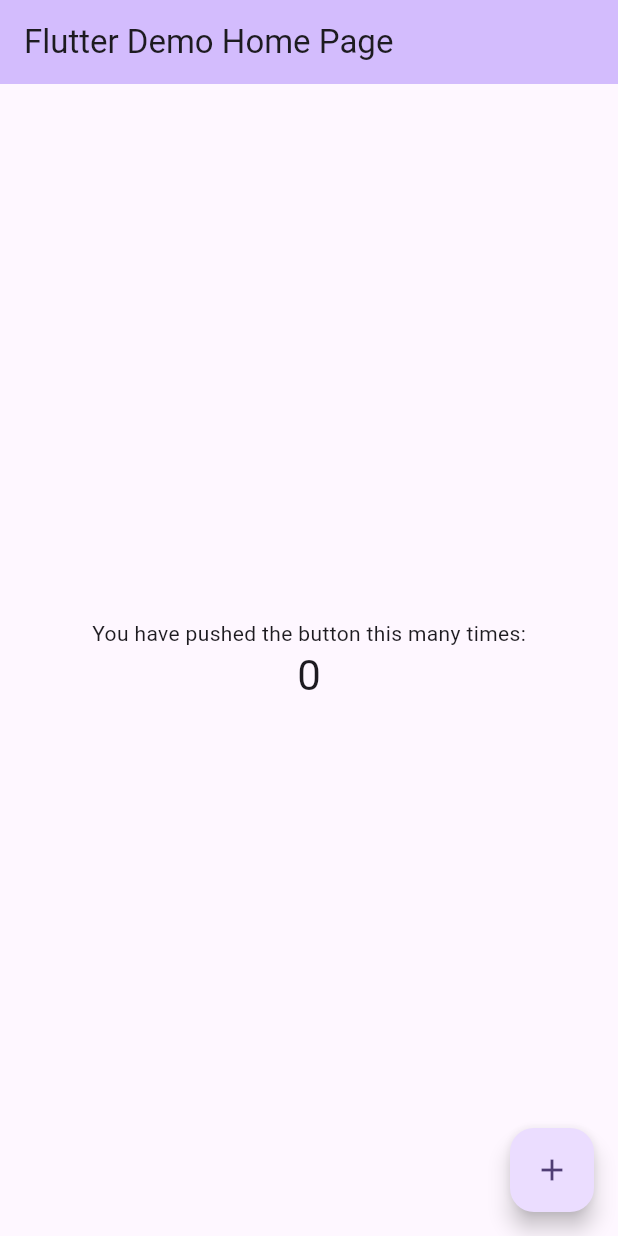
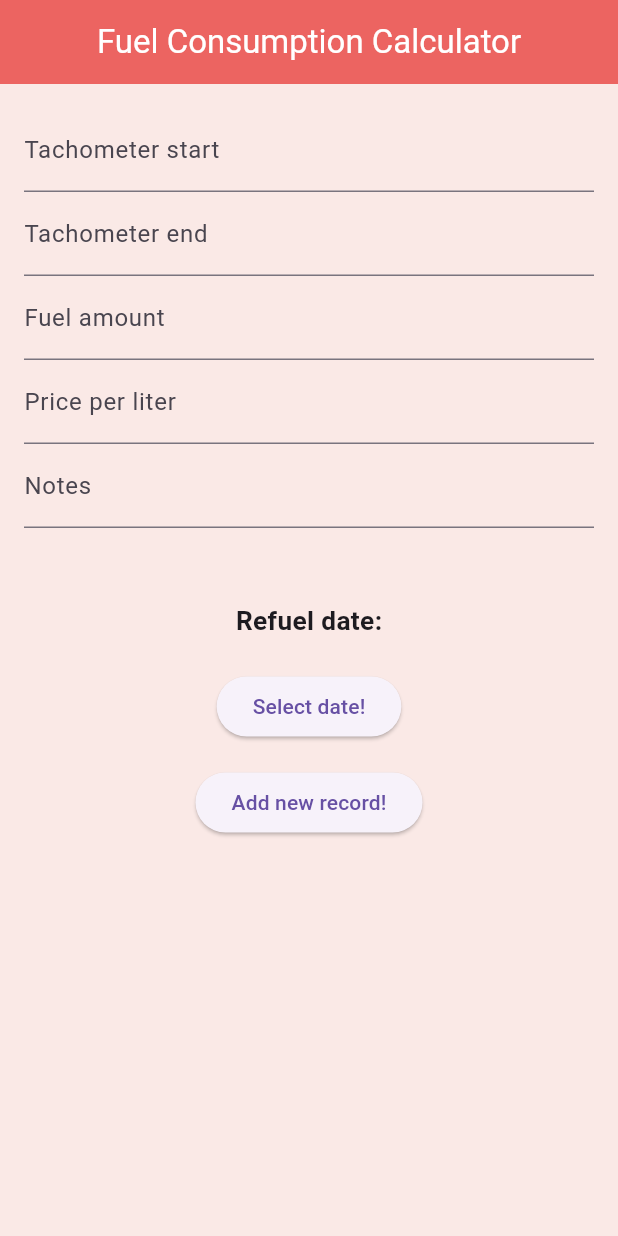
Before and after one commit to David-Citron/fuel_consumption, a Flutter app: the screen it shows after launch, on a phone screen of 412 x 824 dp. Run offline on Flutter 3.47's test engine with Material 3 defaults, Android fonts, the phone set to English and light mode, and no system bars.

Commit message:
App upgrade

```diff
--- a/lib/main.dart
+++ b/lib/main.dart
@@ -1,125 +1,300 @@
 import 'package:flutter/material.dart';
+import 'package:flutter/services.dart';
+import 'package:intl/intl.dart';
+
+TimeOfDay selectedTime = TimeOfDay.now();
+
+class Data {
+  static int idCounter = 0;
+
+  final int id = idCounter++;
+  final DateTime dateTime;
+  final int fuelAmount;
+  final double tachometerStart;
+  final double tachometerEnd;
+  final int pricePerLitre;
+  final String notes;
+
+  Data({required this.dateTime, required this.fuelAmount, required this.tachometerStart,
+    required this.tachometerEnd, required this.pricePerLitre, required this.notes});
+}
+
+class DataStorage {
+  static List<Data> dataList = [];
+
+  static void add(Data data) {
+    dataList.add(data);
+  }
+
+  static List<Data> getAll() {
+    return dataList;
+  }
+
+  static Data? findByID(int id) {
+    return dataList.firstWhere(
+          (data) => data.id == id,
+      orElse: () => Data(dateTime: DateTime.now(), fuelAmount: 0, pricePerLitre: 0, tachometerStart: 0.0, tachometerEnd: 0.0, notes: ""),
+    );
+  }
+
+  static void removeById(int id) {
+    dataList.removeWhere((data) => data.id == id);
+  }
+}
 
 void main() {
-  runApp(const MyApp());
+  runApp(MyApp());
 }
 
 class MyApp extends StatelessWidget {
   const MyApp({super.key});
 
-  // This widget is the root of your application.
   @override
   Widget build(BuildContext context) {
     return MaterialApp(
-      title: 'Flutter Demo',
-      theme: ThemeData(
-        // This is the theme of your application.
-        //
-        // TRY THIS: Try running your application with "flutter run". You'll see
-        // the application has a purple toolbar. Then, without quitting the app,
-        // try changing the seedColor in the colorScheme below to Colors.green
-        // and then invoke "hot reload" (save your changes or press the "hot
-        // reload" button in a Flutter-supported IDE, or press "r" if you used
-        // the command line to start the app).
-        //
-        // Notice that the counter didn't reset back to zero; the application
-        // state is not lost during the reload. To reset the state, use hot
-        // restart instead.
-        //
-        // This works for code too, not just values: Most code changes can be
-        // tested with just a hot reload.
-        colorScheme: ColorScheme.fromSeed(seedColor: Colors.deepPurple),
-        useMaterial3: true,
-      ),
-      home: const MyHomePage(title: 'Flutter Demo Home Page'),
+      home: HomePage(),
     );
   }
 }
 
-class MyHomePage extends StatefulWidget {
-  const MyHomePage({super.key, required this.title});
-
-  // This widget is the home page of your application. It is stateful, meaning
-  // that it has a State object (defined below) that contains fields that affect
-  // how it looks.
-
-  // This class is the configuration for the state. It holds the values (in this
-  // case the title) provided by the parent (in this case the App widget) and
-  // used by the build method of the State. Fields in a Widget subclass are
-  // always marked "final".
-
-  final String title;
+class HomePage extends StatefulWidget {
+  const HomePage({super.key});
 
   @override
-  State<MyHomePage> createState() => _MyHomePageState();
+  State<HomePage> createState() => _HomePageState();
 }
 
-class _MyHomePageState extends State<MyHomePage> {
-  int _counter = 0;
+class _HomePageState extends State<HomePage> {
+  final TextEditingController tachometerStart = TextEditingController();
+  final TextEditingController tachometerEnd = TextEditingController();
+  final TextEditingController fuelAmount = TextEditingController();
+  final TextEditingController pricePerLitre = TextEditingController();
+  final TextEditingController notes = TextEditingController();
 
-  void _incrementCounter() {
+  final formKey = GlobalKey<FormState>();
+
+  void submitForm() {
+    if (formKey.currentState?.validate() ?? false) {
+
+      DataStorage.add(Data(dateTime: _DatePickerState.selectedDate ?? DateTime.now(),
+          fuelAmount: int.tryParse(fuelAmount.text) ?? 0,
+          tachometerStart: double.tryParse(tachometerStart.text) ?? 0.0,
+          tachometerEnd: double.tryParse(tachometerEnd.text) ?? 0.0,
+          pricePerLitre: int.tryParse(pricePerLitre.text) ?? 0,
+          notes: notes.text));
+
+      // Clear the input fields
+      tachometerStart.clear();
+      tachometerEnd.clear();
+      fuelAmount.clear();
+      pricePerLitre.clear();
+      notes.clear();
+
+      setState(() {});
+    }
+  }
+
+  @override
+  Widget build(BuildContext context) {
+    return Scaffold(
+      backgroundColor: Color(0xFFFAE9E6),
+      appBar: AppBar(title: Text('Fuel Consumption Calculator', style: TextStyle(color: Color(0xFFFFFFFF))), centerTitle: true, backgroundColor: Color(0xFFEC6461),),
+      body: Column(
+        children: [
+          Padding(
+            padding: const EdgeInsets.all(16.0),
+            child: MyForm(
+              formKey: formKey,
+              vehicleTachometerStart: tachometerStart,
+              vehicleTachometerEnd: tachometerEnd,
+              fuelAmount: fuelAmount,
+              pricePerLitre: pricePerLitre,
+              notes: notes,
+              submitForm: submitForm,
+            ),
+          ),
+          Expanded(
+            child: ListView.builder(
+              itemCount: DataStorage.getAll().length,
+              itemBuilder: (context, index) {
+                final data = DataStorage.getAll()[index];
+                final notes = data.notes;
+                final consumption = calculateFuelConsumption(data);
+                return ListTile(
+                  title: Text(DateFormat('yyyy-MM-dd').format(data.dateTime)),
+                  subtitle: Text('Consumption: $consumption litres/100km\n$notes'),
+                  trailing: IconButton(
+                    icon: Icon(Icons.delete),
+                    onPressed: () {
+                      // Remove the data from the list
+                      DataStorage.removeById(data.id);
+                      setState(() {});
+                    },
+                  ),
+                );
+              },
+            ),
+          ),
+        ],
+      ),
+    );
+  }
+
+  String calculateFuelConsumption(Data data) {
+    double distance = data.tachometerEnd - data.tachometerStart;
+
+    if (distance <= 0) {
+      return "0.0";
+    }
+
+    return format((data.fuelAmount / distance) * 100);
+  }
+
+  String format(double n) {
+    return n.toStringAsFixed(n.truncateToDouble() == n ? 0 : 2);
+  }
+}
+
+class MyForm extends StatelessWidget {
+  final GlobalKey<FormState> formKey;
+  final TextEditingController vehicleTachometerStart;
+  final TextEditingController vehicleTachometerEnd;
+  final TextEditingController fuelAmount;
+  final TextEditingController pricePerLitre;
+  final TextEditingController notes;
+  final VoidCallback submitForm;
+
+  const MyForm({
+    super.key,
+    required this.formKey,
+    required this.vehicleTachometerStart,
+    required this.vehicleTachometerEnd,
+    required this.fuelAmount,
+    required this.pricePerLitre,
+    required this.notes,
+    required this.submitForm,
+  });
+
+  @override
+  Widget build(BuildContext context) {
+    return Form(
+      key: formKey,
+      child: Column(
+        children: [
+          TextFormField(
+            controller: vehicleTachometerStart,
+            decoration: InputDecoration(labelText: 'Tachometer start'),
+            keyboardType: TextInputType.number,
+            inputFormatters: <TextInputFormatter>[
+              FilteringTextInputFormatter.allow(RegExp(r'^\d+(\.\d+)?$')),
+            ],
+            validator: (value) {
+              if (value == null || value.isEmpty) {
+                return 'Please enter a number';
+              }
+              return null;
+            },
+          ),
+          TextFormField(
+            controller: vehicleTachometerEnd,
+            decoration: InputDecoration(labelText: 'Tachometer end'),
+            keyboardType: TextInputType.number,
+            inputFormatters: <TextInputFormatter>[
+              FilteringTextInputFormatter.allow(RegExp(r'^\d+(\.\d+)?$')),
+            ],
+            validator: (value) {
+              if (value == null || value.isEmpty) {
+                return 'Please enter a number';
+              }
+              return null;
+            },
+          ),
+          TextFormField(
+            controller: fuelAmount,
+            decoration: InputDecoration(labelText: 'Fuel amount'),
+            keyboardType: TextInputType.number,
+            inputFormatters: <TextInputFormatter>[
+              FilteringTextInputFormatter.allow(RegExp('[0-9]')),
+            ],
+            validator: (value) {
+              if (value == null || value.isEmpty) {
+                return 'Please enter a number';
+              }
+              return null;
+            },
+          ),
+          TextFormField(
+            controller: pricePerLitre,
+            decoration: InputDecoration(labelText: 'Price per liter'),
+            keyboardType: TextInputType.number,
+            validator: (value) {
+              if (value == null || value.isEmpty) {
+                return 'Please enter a number';
+              }
+              return null;
+            },
+          ),
+          TextFormField(
+            controller: notes,
+            decoration: InputDecoration(labelText: 'Notes'),
+            keyboardType: TextInputType.text,
+          ),
+
+          Padding(padding: EdgeInsets.symmetric(vertical: 25.0)),
+          const DatePicker(),
+          Padding(
+            padding: EdgeInsets.symmetric(vertical: 16.0),
+            child: ElevatedButton(
+              onPressed: submitForm,
+              child: Text('Add new record!'),
+            ),
+          ),
+        ],
+      ),
+    );
+  }
+}
+
+class DatePicker extends StatefulWidget {
+  const DatePicker({super.key});
+
+  @override
+  State<DatePicker> createState() => _DatePickerState();
+}
+
+class _DatePickerState extends State<DatePicker> {
+  static DateTime? selectedDate;
+
+  Future<void> _selectDate() async {
+    final DateTime? pickedDate = await showDatePicker(
+      context: context,
+      initialDate: DateTime(2021, 7, 25),
+      firstDate: DateTime(2021),
+      lastDate: DateTime(2022),
+    );
+
     setState(() {
-      // This call to setState tells the Flutter framework that something has
-      // changed in this State, which causes it to rerun the build method below
-      // so that the display can reflect the updated values. If we changed
-      // _counter without calling setState(), then the build method would not be
-      // called again, and so nothing would appear to happen.
-      _counter++;
+      selectedDate = pickedDate;
     });
   }
 
   @override
   Widget build(BuildContext context) {
-    // This method is rerun every time setState is called, for instance as done
-    // by the _incrementCounter method above.
-    //
-    // The Flutter framework has been optimized to make rerunning build methods
-    // fast, so that you can just rebuild anything that needs updating rather
-    // than having to individually change instances of widgets.
-    return Scaffold(
-      appBar: AppBar(
-        // TRY THIS: Try changing the color here to a specific color (to
-        // Colors.amber, perhaps?) and trigger a hot reload to see the AppBar
-        // change color while the other colors stay the same.
-        backgroundColor: Theme.of(context).colorScheme.inversePrimary,
-        // Here we take the value from the MyHomePage object that was created by
-        // the App.build method, and use it to set our appbar title.
-        title: Text(widget.title),
-      ),
-      body: Center(
-        // Center is a layout widget. It takes a single child and positions it
-        // in the middle of the parent.
-        child: Column(
-          // Column is also a layout widget. It takes a list of children and
-          // arranges them vertically. By default, it sizes itself to fit its
-          // children horizontally, and tries to be as tall as its parent.
-          //
-          // Column has various properties to control how it sizes itself and
-          // how it positions its children. Here we use mainAxisAlignment to
-          // center the children vertically; the main axis here is the vertical
-          // axis because Columns are vertical (the cross axis would be
-          // horizontal).
-          //
-          // TRY THIS: Invoke "debug painting" (choose the "Toggle Debug Paint"
-          // action in the IDE, or press "p" in the console), to see the
-          // wireframe for each widget.
-          mainAxisAlignment: MainAxisAlignment.center,
-          children: <Widget>[
-            const Text(
-              'You have pushed the button this many times:',
+    return Column(
+      crossAxisAlignment: CrossAxisAlignment.start, // Aligns to the left
+      children: <Widget>[
+        Center(child: Text("Refuel date:", textScaler: TextScaler.linear(1.25), style: TextStyle(fontWeight: FontWeight.bold),)),
+        SizedBox(height: 20), // Adds spacing between the text and button
+        Center(child:
+          ElevatedButton(
+            onPressed: _selectDate,
+            child: Text(selectedDate != null
+                ? '${selectedDate!.day}/${selectedDate!.month}/${selectedDate!.year}'
+                : 'Select date!'
             ),
-            Text(
-              '$_counter',
-              style: Theme.of(context).textTheme.headlineMedium,
-            ),
-          ],
+          )
         ),
-      ),
-      floatingActionButton: FloatingActionButton(
-        onPressed: _incrementCounter,
-        tooltip: 'Increment',
-        child: const Icon(Icons.add),
-      ), // This trailing comma makes auto-formatting nicer for build methods.
+      ],
     );
   }
 }
--- a/pubspec.yaml
+++ b/pubspec.yaml
@@ -30,6 +30,7 @@ environment:
 dependencies:
   flutter:
     sdk: flutter
+  intl: ^0.18.0
 
   # The following adds the Cupertino Icons font to your application.
   # Use with the CupertinoIcons class for iOS style icons.
```
Also changed, not shown: pubspec.lock, 125 other files.
